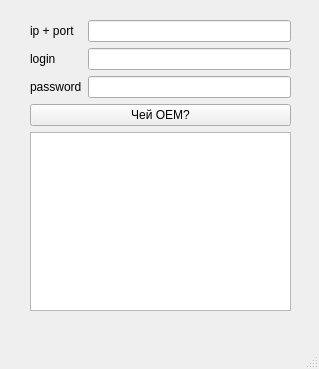
The window that authform.ui (elizavetagoova/OEMizator) describes before a commit, drawn with Qt 5.
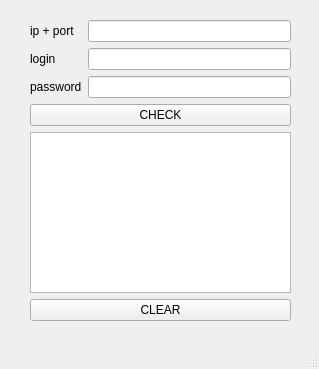
The same window after the commit.

Diff of the .ui file:
```diff
--- a/authform.ui
+++ b/authform.ui
@@ -20,7 +20,7 @@
       <x>30</x>
       <y>20</y>
       <width>261</width>
-      <height>291</height>
+      <height>301</height>
      </rect>
     </property>
     <layout class="QVBoxLayout" name="verticalLayout">
@@ -61,7 +61,7 @@
      <item>
       <widget class="QPushButton" name="OKpushButton">
        <property name="text">
-        <string>Чей OEM?</string>
+        <string>CHECK</string>
        </property>
       </widget>
      </item>
@@ -72,6 +72,13 @@
        </property>
       </widget>
      </item>
+     <item>
+      <widget class="QPushButton" name="CLEARButton">
+       <property name="text">
+        <string>CLEAR</string>
+       </property>
+      </widget>
+     </item>
     </layout>
    </widget>
   </widget>
```
